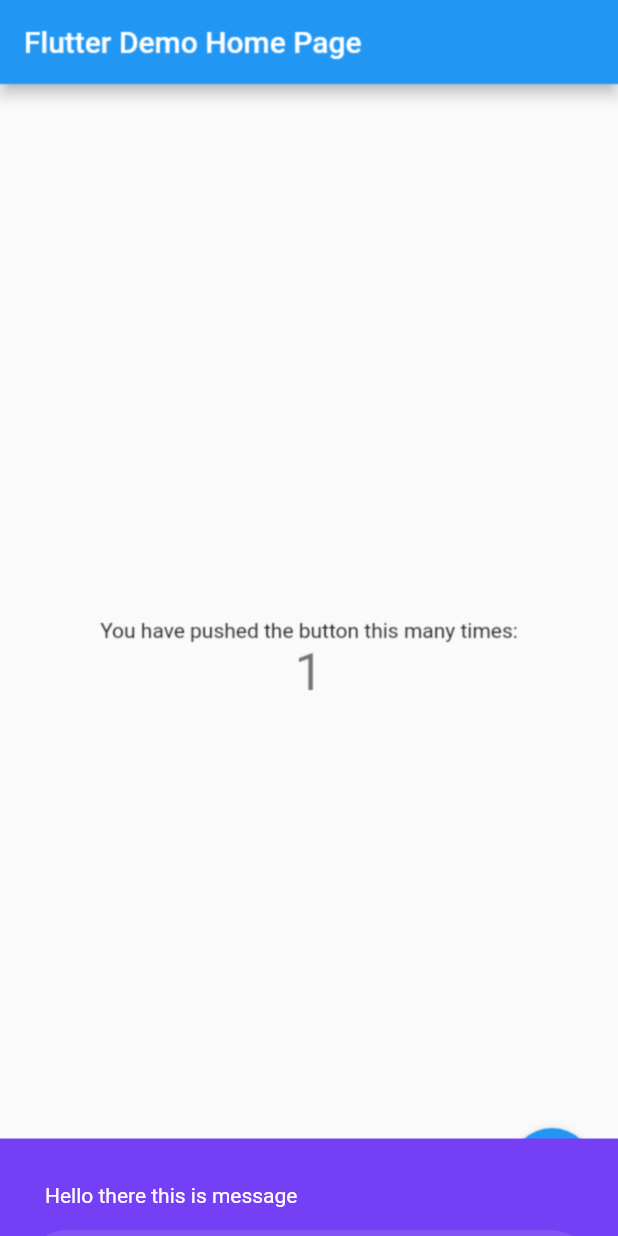
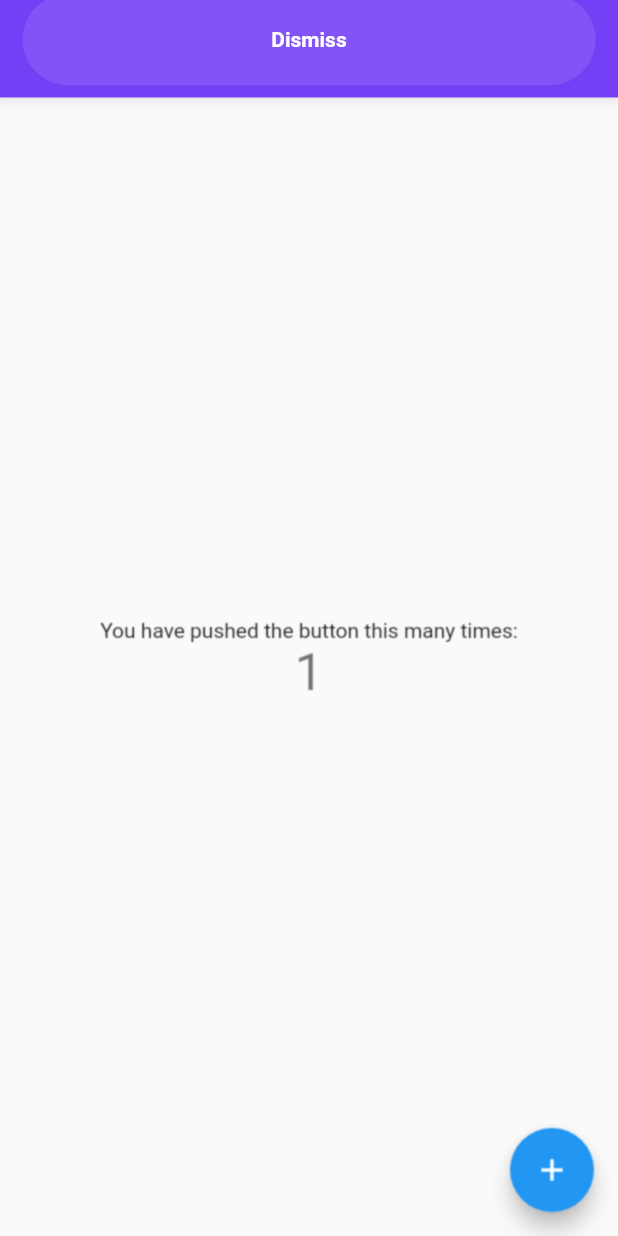
Before and after one commit to this-kin/Richbar, a Flutter app: the screen it shows after launch, after a tap on the "add" icon, on a phone screen of 412 x 824 dp. Run offline on Flutter 3.47's test engine with Material 2 defaults, Android fonts, the phone set to English and light mode, and no system bars.

Commit message:
richbar route clean

```diff
--- a/example/lib/main.dart
+++ b/example/lib/main.dart
@@ -59,7 +59,7 @@ class _MyHomePageState extends State<MyHomePage> {
       title: "Hello there this is message",
       text: "Dismiss",
       isDismissible: true,
-      richbarPosition: RichbarPosition.bottom,
+      richbarPosition: RichbarPosition.top,
       duration: const Duration(seconds: 5),
       onPanDown: (v) {
         print("Pan Down");
--- a/lib/richbar.dart
+++ b/lib/richbar.dart
@@ -26,6 +26,7 @@ class Richbar<T> extends StatefulWidget {
     this.showPulse = true,
     this.textColor = defaultTextColor,
     this.onPressed,
+    this.blockInteractionColor = Colors.transparent,
     this.textFontWeight,
     this.backgroundColor = defaultBackgroundColor,
     this.actionColor,
@@ -68,6 +69,9 @@ class Richbar<T> extends StatefulWidget {
 
   /// action text to be displayed to the user default text will be dismissed
   final String? text;
+
+  ///
+  final Color? blockInteractionColor;
 
   /// action text size
   final double? textFontSize;
@@ -387,11 +391,12 @@ class _RichbarState<K extends Object?> extends State<Richbar<K>>
   SizedBox _emptyWidget() {
     return const SizedBox();
   }
-  // @override
-  // void dispose() {
-  //   super.dispose();
-  //   _fadeController?.dispose();
-  // }
+
+  @override
+  void dispose() {
+    super.dispose();
+    _fadeController?.dispose();
+  }
 }
 
 ///
--- a/lib/richbar_route.dart
+++ b/lib/richbar_route.dart
@@ -56,10 +56,10 @@ class RichbarRoute<T> extends OverlayRoute<T> {
   Future<T> get completed => completer.future;
   bool get opaque => false;
 
-  // WILL POP
+  // Dismissble
   @override
   Future<RoutePopDisposition> willPop() {
-    if (richbar.isDismissible!) {
+    if (richbar.isDismissible! == false) {
       return Future.value(RoutePopDisposition.doNotPop);
     }
     return Future.value(RoutePopDisposition.pop);
@@ -67,10 +67,9 @@ class RichbarRoute<T> extends OverlayRoute<T> {
 
   @override
   Iterable<OverlayEntry> createOverlayEntries() {
-    final overlays = <OverlayEntry>[];
-
+    final entrys = <OverlayEntry>[];
     if (richbar.enableBackgroundInteraction) {
-      overlays.add(
+      entrys.add(
         OverlayEntry(
           builder: (BuildContext context) {
             return Listener(
@@ -83,8 +82,8 @@ class RichbarRoute<T> extends OverlayRoute<T> {
           opaque: opaque,
         ),
       );
-    }
-    overlays.add(
+    } else {
+      entrys.add(
         OverlayEntry(
           builder: (BuildContext context) {
             final Widget annotatedWidget = Semantics(
@@ -93,8 +92,9 @@ class RichbarRoute<T> extends OverlayRoute<T> {
               explicitChildNodes: true,
               child: AlignTransition(
                 alignment: _animation!,
-              child:
-                  richbar.isDismissible! ? dimissible(builder) : _getRichbar(),
+                child: richbar.isDismissible!
+                    ? dimissible(builder)
+                    : Container(margin: richbar.margin, child: builder),
               ),
             );
             return annotatedWidget;
@@ -103,8 +103,8 @@ class RichbarRoute<T> extends OverlayRoute<T> {
           opaque: opaque,
         ),
       );
-
-    return overlays;
+    }
+    return entrys;
   }
 
   Widget _bgOverlay() {
@@ -114,7 +114,9 @@ class RichbarRoute<T> extends OverlayRoute<T> {
         builder: (context, child) {
           return BackdropFilter(
             filter: ImageFilter.blur(
-                sigmaX: _filterBlur!.value, sigmaY: _filterBlur!.value),
+              sigmaX: _filterBlur!.value,
+              sigmaY: _filterBlur!.value,
+            ),
             child: Container(
               constraints: const BoxConstraints.expand(),
               color: _filterColor!.value,
@@ -122,14 +124,15 @@ class RichbarRoute<T> extends OverlayRoute<T> {
           );
         },
       );
-    }
-    if (_filterBlur != null) {
+    } else if (_filterBlur != null) {
       return AnimatedBuilder(
         animation: _filterBlur!,
         builder: (context, child) {
           return BackdropFilter(
             filter: ImageFilter.blur(
-                sigmaX: _filterBlur!.value, sigmaY: _filterBlur!.value),
+              sigmaX: _filterBlur!.value,
+              sigmaY: _filterBlur!.value,
+            ),
             child: Container(
               constraints: const BoxConstraints.expand(),
               color: Colors.transparent,
@@ -137,9 +140,7 @@ class RichbarRoute<T> extends OverlayRoute<T> {
           );
         },
       );
-    }
-
-    if (_filterColor != null) {
+    } else if (_filterColor != null) {
       return AnimatedBuilder(
         animation: _filterColor!,
         builder: (builder, child) {
@@ -157,13 +158,15 @@ class RichbarRoute<T> extends OverlayRoute<T> {
   }
 
   //
-  String customKey = "";
+  int customKey = 0;
 
-  dimissible(Widget child) {
+  Widget dimissible(Widget child) {
     return Dismissible(
-      key: Key(customKey),
-      child: _getRichbar(),
-      direction: _getDirection(),
+      key: Key(customKey.toString()),
+      direction: richbar.richbarDimissibleDirection ==
+              RichbarDimissibleDirection.horizontal
+          ? DismissDirection.horizontal
+          : DismissDirection.vertical,
       resizeDuration: null,
       confirmDismiss: (_) {
         if (richbarStatus == RichbarStatus.init ||
@@ -173,51 +176,30 @@ class RichbarRoute<T> extends OverlayRoute<T> {
         return Future.value(true);
       },
       onDismissed: (_) {
-        customKey += "1";
+        customKey += 1;
         _cancel();
         _isDismissible = true;
-
-        if (isCurrent) {
-          navigator!.pop();
-        } else {
-          navigator!.removeRoute(this);
-        }
+        isCurrent ? navigator!.pop() : navigator!.removeRoute(this);
       },
+      child: Container(margin: richbar.margin, child: builder),
     );
   }
 
-  DismissDirection _getDirection() {
-    if (richbar.richbarDimissibleDirection ==
-        RichbarDimissibleDirection.horizontal) {
-      return DismissDirection.horizontal;
-    } else {
-      if (richbar.richbarDimissibleDirection ==
-          RichbarDimissibleDirection.vertical) {
-        return DismissDirection.up;
-      } else {
-        return DismissDirection.down;
-      }
-    }
-  }
+  //
+  @override
+  bool get finishedWhenPopped =>
+      _animationController!.status == AnimationStatus.dismissed;
 
-  Widget _getRichbar() {
-    return Container(
-      margin: richbar.margin,
-      child: builder,
-    );
-  }
-
+  // GETTERS
   Animation<Alignment>? get animation => _animation;
   Animation<Alignment>? _animation;
 
+  // PROTECTED
   @protected
   AnimationController? get animationController => _animationController;
   AnimationController? _animationController;
 
   AnimationController createAnimationController() {
-    assert(!completer.isCompleted,
-        'Cannot reuse a $runtimeType after disposing it.');
-    assert(richbar.duration! >= Duration.zero);
     return AnimationController(
       duration: richbar.duration,
       debugLabel: debugLabel,
@@ -226,10 +208,7 @@ class RichbarRoute<T> extends OverlayRoute<T> {
   }
 
   Animation<Alignment> createAnimation() {
-    return AlignmentTween(
-      begin: _startAlignment,
-      end: _endAlignment,
-    ).animate(
+    return AlignmentTween(begin: _startAlignment, end: _endAlignment).animate(
       CurvedAnimation(
         parent: _animationController!,
         curve: richbar.showCurve,
@@ -254,8 +233,10 @@ class RichbarRoute<T> extends OverlayRoute<T> {
   }
 
   Animation<Color?>? createColorFilterAnimation() {
-    if (richbar.backgroundColor == null) return null;
-    return ColorTween(begin: Colors.transparent, end: richbar.backgroundColor)
+    // ignore: unnecessary_null_comparison
+    if (richbar.blur == null) return null;
+    return ColorTween(
+            begin: Colors.transparent, end: richbar.blockInteractionColor)
         .animate(
       CurvedAnimation(
         parent: _animationController!,
@@ -274,26 +255,20 @@ class RichbarRoute<T> extends OverlayRoute<T> {
         richbarStatus = RichbarStatus.showing;
         if (onStatusChanged != null) onStatusChanged!(richbarStatus);
         if (overlayEntries.isNotEmpty) overlayEntries.first.opaque = opaque;
-
         break;
       case AnimationStatus.forward:
         richbarStatus = RichbarStatus.init;
         if (onStatusChanged != null) onStatusChanged!(richbarStatus);
         break;
       case AnimationStatus.reverse:
-        richbarStatus = RichbarStatus.showing;
+        richbarStatus = RichbarStatus.hidden;
         if (onStatusChanged != null) onStatusChanged!(richbarStatus);
         if (overlayEntries.isNotEmpty) overlayEntries.first.opaque = false;
         break;
       case AnimationStatus.dismissed:
         assert(!overlayEntries.first.opaque);
-        // We might still be the current route if a subclass is controlling the
-        // the transition and hits the dismissed status. For example, the iOS
-        // back gesture drives this animation to the dismissed status before
-        // popping the navigator.
         richbarStatus = RichbarStatus.dismissed;
         if (onStatusChanged != null) onStatusChanged!(richbarStatus);
-
         if (!isCurrent) {
           navigator!.finalizeRoute(this);
           if (overlayEntries.isNotEmpty) {
@@ -308,63 +283,42 @@ class RichbarRoute<T> extends OverlayRoute<T> {
 
   @override
   void install() {
-    assert(!completer.isCompleted,
-        'Cannot install a $runtimeType after disposing it.');
+    super.install();
     _animationController = createAnimationController();
-    assert(_animationController != null,
-        '$runtimeType.createAnimationController() returned null.');
     _filterBlur = createBlurFilterAnimation();
     _filterColor = createColorFilterAnimation();
     _animation = createAnimation();
-    assert(_animation != null, '$runtimeType.createAnimation() returned null.');
-    super.install();
   }
 
   @override
   TickerFuture didPush() {
-    assert(_animationController != null,
-        '$runtimeType.didPush called before calling install() or after calling dispose().');
-    assert(!completer.isCompleted,
-        'Cannot reuse a $runtimeType after disposing it.');
+    super.didPush();
     _animation!.addStatusListener(_handleStatusChanged);
     _configureTimer();
-    super.didPush();
     return _animationController!.forward();
   }
 
   @override
   void didReplace(Route<dynamic>? oldRoute) {
-    assert(_animationController != null,
-        '$runtimeType.didReplace called before calling install() or after calling dispose().');
-    assert(!completer.isCompleted,
-        'Cannot reuse a $runtimeType after disposing it.');
+    super.didReplace(oldRoute);
     if (oldRoute is RichbarRoute) {
       _animationController!.value = oldRoute._animationController!.value;
     }
     _animation!.addStatusListener(_handleStatusChanged);
-    super.didReplace(oldRoute);
   }
 
   @override
   bool didPop(T? result) {
-    assert(_animationController != null,
-        '$runtimeType.didPop called before calling install() or after calling dispose().');
-    assert(!completer.isCompleted,
-        'Cannot reuse a $runtimeType after disposing it.');
-
     _result = result;
     _cancel();
-
     if (_isDismissible) {
       Timer(const Duration(milliseconds: 200), () {
         _animationController!.reset();
       });
-
      _isDismissible = false;
     } else {
       _animationController!.reverse();
     }
-
     return super.didPop(result);
   }
 
@@ -392,25 +346,14 @@ class RichbarRoute<T> extends OverlayRoute<T> {
       _t!.cancel();
     }
   }
-
-  /// Whether this route can perform a transition to the given route.
-  ///
-  /// Subclasses can override this method to restrict the set of routes they
-  /// need to coordinate transitions with.
   bool canTransitionTo(RichbarRoute<dynamic> nextRoute) => true;
-
-  /// Whether this route can perform a transition from the given route.
-  ///
-  /// Subclasses can override this method to restrict the set of routes they
-  /// need to coordinate transitions with.
   bool canTransitionFrom(RichbarRoute<dynamic> previousRoute) => true;
-
   @override
   void dispose() {
-    assert(!completer.isCompleted, 'Cannot dispose a $runtimeType twice.');
+     super.dispose();
     _animationController?.dispose();
     completer.complete(_result);
-    super.dispose();
+
   }
 
   /// A short description of this route useful for debugging.
```
Lines whose indentation alone changed are shown as unchanged.
